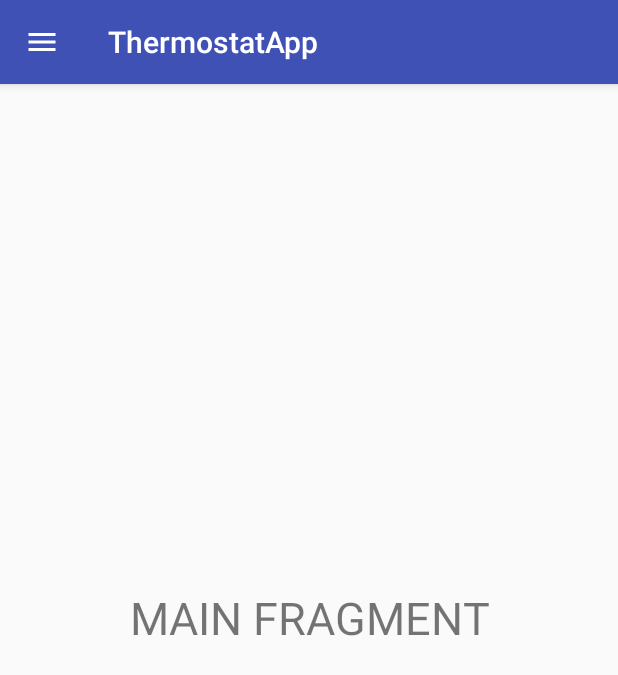
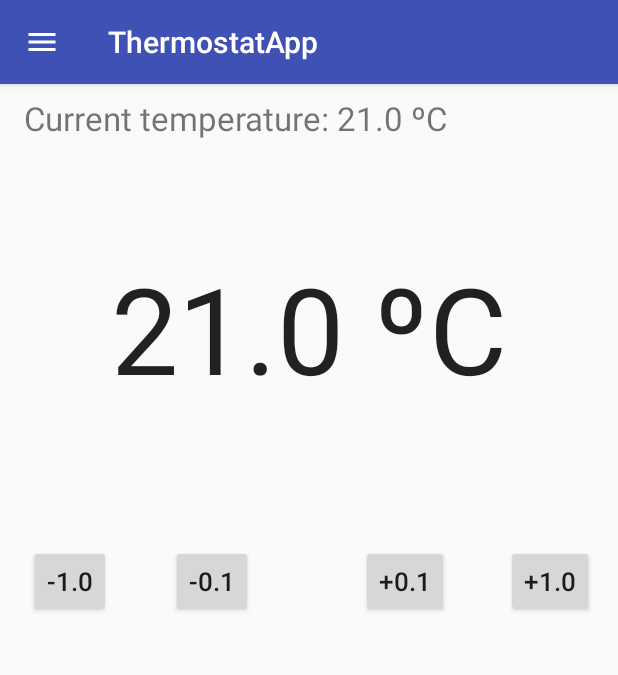
Before and after one commit to AntRolBla/Assignment4HTI, an Android app: the screen it shows after launch (BaseActivity), on a phone screen of 412 x 824 dp. Shown: the top 675 px of the screen. Run offline under Robolectric (Android 15) with nearby library versions, the phone set to English and light mode, and no system bars; our stand-ins replace ButterKnife.

Commit message:
Refactored main activity

```diff
--- a/ThermostatApp/app/build.gradle
+++ b/ThermostatApp/app/build.gradle
@@ -27,4 +27,5 @@ dependencies {
     compile 'com.android.support:design:23.4.0'
     compile 'com.jakewharton:butterknife:8.0.1'
     apt 'com.jakewharton:butterknife-compiler:8.0.1'
+    compile 'com.squareup.retrofit2:retrofit:2.0.2'
 }
--- a/ThermostatApp/app/src/main/AndroidManifest.xml
+++ b/ThermostatApp/app/src/main/AndroidManifest.xml
@@ -2,6 +2,7 @@
 <manifest xmlns:android="http://schemas.android.com/apk/res/android"
     package="a2id40.thermostatapp">
 
+    <uses-permission android:name="android.permission.INTERNET"/>
     <application
         android:allowBackup="true"
         android:icon="@mipmap/ic_launcher"
@@ -9,7 +10,7 @@
         android:supportsRtl="true"
         android:theme="@style/AppTheme">
         <activity
-            android:name=".base.BaseActivity"
+            android:name=".activities.base.BaseActivity"
             android:label="@string/app_name"
             android:theme="@style/AppTheme.NoActionBar">
             <intent-filter>
--- a/ThermostatApp/app/src/main/java/a2id40/thermostatapp/MainPage.java
+++ b/ThermostatApp/app/src/main/java/a2id40/thermostatapp/MainPage.java
@@ -207,5 +207,6 @@ public class MainPage extends AppCompatActivity
         DrawerLayout drawer = (DrawerLayout) findViewById(R.id.drawer_layout);
         drawer.closeDrawer(GravityCompat.START);
         return true;
+
     }
 }
--- a/ThermostatApp/app/src/main/java/a2id40/thermostatapp/base/util/ActivityUtils.java
+++ b/ThermostatApp/app/src/main/java/a2id40/thermostatapp/activities/base/util/ActivityUtils.java
@@ -1,4 +1,4 @@
-package a2id40.thermostatapp.base.util;
+package a2id40.thermostatapp.activities.base.util;
 
 import android.support.annotation.NonNull;
 import android.support.v4.app.Fragment;
--- a/ThermostatApp/app/src/main/java/a2id40/thermostatapp/daynight/DayNightFragment.java
+++ b/ThermostatApp/app/src/main/java/a2id40/thermostatapp/fragments/daynight/DayNightFragment.java
@@ -1,4 +1,4 @@
-package a2id40.thermostatapp.daynight;
+package a2id40.thermostatapp.fragments.daynight;
 
 import android.os.Bundle;
 import android.support.annotation.Nullable;
@@ -8,7 +8,6 @@ import android.view.View;
 import android.view.ViewGroup;
 
 import a2id40.thermostatapp.R;
-import a2id40.thermostatapp.vacation.VacationFragment;
 import butterknife.ButterKnife;
 
 /**
--- a/ThermostatApp/app/src/main/java/a2id40/thermostatapp/main/MainFragment.java
+++ b/ThermostatApp/app/src/main/java/a2id40/thermostatapp/fragments/help/HelpFragment.java
@@ -1,8 +1,8 @@
-package a2id40.thermostatapp.main;
+package a2id40.thermostatapp.fragments.help;
 
-import android.app.Fragment;
 import android.os.Bundle;
 import android.support.annotation.Nullable;
+import android.support.v4.app.Fragment;
 import android.view.LayoutInflater;
 import android.view.View;
 import android.view.ViewGroup;
@@ -14,22 +14,22 @@ import butterknife.ButterKnife;
  * Created by rafael on 6/5/16.
  */
 
-public class MainFragment extends android.support.v4.app.Fragment {
+public class HelpFragment extends Fragment {
 
     //region View Components
 
     //endregion
 
-    public static MainFragment newInstance() {
-        return new MainFragment();
+    public static HelpFragment newInstance() {
+        return new HelpFragment();
     }
 
-    public MainFragment() {}
+    public HelpFragment() {}
 
     @Nullable
     @Override
     public View onCreateView(LayoutInflater inflater, ViewGroup container, Bundle savedInstanceState) {
-        View root  = inflater.inflate(R.layout.fragment_main, container, false);
+        View root  = inflater.inflate(R.layout.fragment_help, container, false);
         ButterKnife.bind(this, root);
         setupView();
         return root;
@@ -39,5 +39,4 @@ public class MainFragment extends android.support.v4.app.Fragment {
 
     }
 
-
 }
--- /dev/null
+++ b/ThermostatApp/app/src/main/java/a2id40/thermostatapp/fragments/main/MainFragment.java
@@ -0,0 +1,110 @@
+package a2id40.thermostatapp.fragments.main;
+
+import android.os.Bundle;
+import android.support.annotation.Nullable;
+import android.view.LayoutInflater;
+import android.view.View;
+import android.view.ViewGroup;
+import android.widget.Button;
+import android.widget.TextView;
+
+import a2id40.thermostatapp.R;
+import butterknife.BindView;
+import butterknife.ButterKnife;
+
+/**
+ * Created by rafael on 6/5/16.
+ */
+
+public class MainFragment extends android.support.v4.app.Fragment implements View.OnClickListener {
+
+    private static final double MIN_TEMPERATURE = 5.0;
+    private static final double MAX_TEMPERATURE = 30.0;
+
+    //region View Components
+
+    @BindView(R.id.fragment_main_info_textview)
+    TextView mInfoTextView;
+
+    @BindView(R.id.fragment_main_temperature_textview)
+    TextView mTemperatureTextView;
+
+    @BindView(R.id.fragment_main_minus1_button)
+    Button mMinus1Button;
+
+    @BindView(R.id.fragment_main_minus01_button)
+    Button mMinus01Button;
+
+    @BindView(R.id.fragment_main_plus01_button)
+    Button mPlus01Button;
+
+    @BindView(R.id.fragment_main_plus1_button)
+    Button mPlus1Button;
+
+    //endregion
+
+    private double mCurrentTemperature = 21.0;
+
+    public static MainFragment newInstance() {
+        return new MainFragment();
+    }
+
+    public MainFragment() {}
+
+    @Nullable
+    @Override
+    public View onCreateView(LayoutInflater inflater, ViewGroup container, Bundle savedInstanceState) {
+        View root  = inflater.inflate(R.layout.fragment_main, container, false);
+        ButterKnife.bind(this, root);
+        setupView();
+        return root;
+    }
+
+    private void setupView() {
+        mInfoTextView.setText(String.format(getString(R.string.fragment_main_info_format), mCurrentTemperature));
+        mTemperatureTextView.setText(String.format(getString(R.string.fragment_main_temp_format), mCurrentTemperature));
+        setupButtons();
+    }
+
+    private void setupButtons() {
+        mMinus1Button.setOnClickListener(this);
+        mMinus01Button.setOnClickListener(this);
+        mPlus01Button.setOnClickListener(this);
+        mPlus1Button.setOnClickListener(this);
+    }
+
+    private void changeTemperature(double amount) {
+        mCurrentTemperature = getTemperatureInRange(mCurrentTemperature, amount);
+        mInfoTextView.setText(String.format(getString(R.string.fragment_main_info_format), mCurrentTemperature));
+        mTemperatureTextView.setText(String.format(getString(R.string.fragment_main_temp_format), mCurrentTemperature));
+    }
+
+    private double getTemperatureInRange(double currentTemp, double amount) {
+        currentTemp = currentTemp + amount;
+        if (currentTemp < MIN_TEMPERATURE) {
+            return MIN_TEMPERATURE;
+        } else if (currentTemp > MAX_TEMPERATURE) {
+            return MAX_TEMPERATURE;
+        } else {
+            return currentTemp;
+        }
+    }
+
+    @Override
+    public void onClick(View v) {
+        switch(v.getId()) {
+            case R.id.fragment_main_minus1_button:
+                changeTemperature(-1.0);
+                break;
+            case R.id.fragment_main_minus01_button:
+                changeTemperature(-0.1);
+                break;
+            case R.id.fragment_main_plus01_button:
+                changeTemperature(0.1);
+                break;
+            case R.id.fragment_main_plus1_button:
+                changeTemperature(1.0);
+                break;
+        }
+    }
+}
--- a/ThermostatApp/app/src/main/java/a2id40/thermostatapp/weekly/WeeklyFragment.java
+++ b/ThermostatApp/app/src/main/java/a2id40/thermostatapp/fragments/vacation/VacationFragment.java
@@ -1,4 +1,4 @@
-package a2id40.thermostatapp.weekly;
+package a2id40.thermostatapp.fragments.vacation;
 
 import android.os.Bundle;
 import android.support.annotation.Nullable;
@@ -8,29 +8,28 @@ import android.view.View;
 import android.view.ViewGroup;
 
 import a2id40.thermostatapp.R;
-import a2id40.thermostatapp.main.MainFragment;
 import butterknife.ButterKnife;
 
 /**
  * Created by rafael on 6/5/16.
  */
 
-public class WeeklyFragment extends Fragment {
+public class VacationFragment extends Fragment {
 
     //region View Components
 
     //endregion
 
-    public static WeeklyFragment newInstance() {
-        return new WeeklyFragment();
+    public static VacationFragment newInstance() {
+        return new VacationFragment();
     }
 
-    public WeeklyFragment() {}
+    public VacationFragment() {}
 
     @Nullable
     @Override
     public View onCreateView(LayoutInflater inflater, ViewGroup container, Bundle savedInstanceState) {
-        View root  = inflater.inflate(R.layout.fragment_weekly, container, false);
+        View root  = inflater.inflate(R.layout.fragment_vacation, container, false);
         ButterKnife.bind(this, root);
         setupView();
         return root;
@@ -39,5 +38,4 @@ public class WeeklyFragment extends Fragment {
     private void setupView() {
 
     }
-
 }
--- a/ThermostatApp/app/src/main/java/a2id40/thermostatapp/vacation/VacationFragment.java
+++ b/ThermostatApp/app/src/main/java/a2id40/thermostatapp/fragments/weekly/WeeklyFragment.java
@@ -1,4 +1,4 @@
-package a2id40.thermostatapp.vacation;
+package a2id40.thermostatapp.fragments.weekly;
 
 import android.os.Bundle;
 import android.support.annotation.Nullable;
@@ -14,22 +14,22 @@ import butterknife.ButterKnife;
  * Created by rafael on 6/5/16.
  */
 
-public class VacationFragment extends Fragment {
+public class WeeklyFragment extends Fragment {
 
     //region View Components
 
     //endregion
 
-    public static VacationFragment newInstance() {
-        return new VacationFragment();
+    public static WeeklyFragment newInstance() {
+        return new WeeklyFragment();
     }
 
-    public VacationFragment() {}
+    public WeeklyFragment() {}
 
     @Nullable
     @Override
     public View onCreateView(LayoutInflater inflater, ViewGroup container, Bundle savedInstanceState) {
-        View root  = inflater.inflate(R.layout.fragment_vacation, container, false);
+        View root  = inflater.inflate(R.layout.fragment_weekly, container, false);
         ButterKnife.bind(this, root);
         setupView();
         return root;
@@ -38,4 +38,5 @@ public class VacationFragment extends Fragment {
     private void setupView() {
 
     }
+
 }
--- a/ThermostatApp/app/src/main/java/a2id40/thermostatapp/help/HelpFragment.java
+++ /dev/null
@@ -1,43 +0,0 @@
-package a2id40.thermostatapp.help;
-
-import android.os.Bundle;
-import android.support.annotation.Nullable;
-import android.support.v4.app.Fragment;
-import android.view.LayoutInflater;
-import android.view.View;
-import android.view.ViewGroup;
-
-import a2id40.thermostatapp.R;
-import a2id40.thermostatapp.daynight.DayNightFragment;
-import butterknife.ButterKnife;
-
-/**
- * Created by rafael on 6/5/16.
- */
-
-public class HelpFragment extends Fragment {
-
-    //region View Components
-
-    //endregion
-
-    public static HelpFragment newInstance() {
-        return new HelpFragment();
-    }
-
-    public HelpFragment() {}
-
-    @Nullable
-    @Override
-    public View onCreateView(LayoutInflater inflater, ViewGroup container, Bundle savedInstanceState) {
-        View root  = inflater.inflate(R.layout.fragment_help, container, false);
-        ButterKnife.bind(this, root);
-        setupView();
-        return root;
-    }
-
-    private void setupView() {
-
-    }
-
-}
--- a/ThermostatApp/app/src/main/res/layout/fragment_main.xml
+++ b/ThermostatApp/app/src/main/res/layout/fragment_main.xml
@@ -1,11 +1,78 @@
 <?xml version="1.0" encoding="utf-8"?>
-<LinearLayout xmlns:android="http://schemas.android.com/apk/res/android"
-    android:orientation="vertical" android:layout_width="match_parent"
-    android:layout_height="match_parent">
+<RelativeLayout xmlns:android="http://schemas.android.com/apk/res/android"
+    xmlns:app="http://schemas.android.com/apk/res-auto"
+    android:layout_width="match_parent"
+    android:layout_height="match_parent"
+    android:paddingBottom="@dimen/activity_vertical_margin"
+    android:paddingLeft="@dimen/activity_horizontal_margin"
+    android:paddingRight="@dimen/activity_horizontal_margin"
+    android:paddingTop="@dimen/activity_vertical_margin"
+    app:layout_behavior="@string/appbar_scrolling_view_behavior">
+
     <TextView
         android:layout_width="match_parent"
-        android:layout_height="match_parent"
-        android:text="MAIN FRAGMENT"
-        android:textSize="30dp"
-        android:gravity="center"/>
-</LinearLayout>
+        android:layout_height="wrap_content"
+        android:text="New Text"
+        android:id="@+id/fragment_main_info_textview"
+        android:textSize="22sp"
+        android:layout_alignParentTop="true"
+        android:layout_centerHorizontal="true"
+        android:layout_alignParentEnd="true"
+        android:layout_alignParentStart="true" />
+
+    <TextView
+        android:layout_width="wrap_content"
+        android:layout_height="wrap_content"
+        android:textAppearance="?android:attr/textAppearanceLarge"
+        android:text="20.1ºC"
+        android:id="@+id/fragment_main_temperature_textview"
+        android:textSize="80sp"
+        android:layout_below="@+id/fragment_main_info_textview"
+        android:layout_centerHorizontal="true"
+        android:layout_marginTop="72dp" />
+
+    <Button
+        style="?android:attr/buttonStyleSmall"
+        android:layout_width="wrap_content"
+        android:layout_height="wrap_content"
+        android:text="@string/fragment_main_minus1_label"
+        android:id="@+id/fragment_main_minus1_button"
+        android:clickable="true"
+        android:enabled="true"
+        android:textSize="17sp"
+        android:layout_alignTop="@+id/fragment_main_minus01_button"
+        android:layout_toStartOf="@+id/fragment_main_minus01_button" />
+
+    <Button
+        style="?android:attr/buttonStyleSmall"
+        android:layout_width="wrap_content"
+        android:layout_height="wrap_content"
+        android:text="@string/fragment_main_minus01_label"
+        android:id="@+id/fragment_main_minus01_button"
+        android:layout_marginTop="91dp"
+        android:layout_marginStart="40dp"
+        android:textSize="17sp"
+        android:layout_below="@+id/fragment_main_temperature_textview"
+        android:layout_alignStart="@+id/fragment_main_temperature_textview" />
+
+    <Button
+        style="?android:attr/buttonStyleSmall"
+        android:layout_width="wrap_content"
+        android:layout_height="wrap_content"
+        android:text="@string/fragment_main_plus01_label"
+        android:id="@+id/fragment_main_plus01_button"
+        android:textSize="17sp"
+        android:layout_alignTop="@+id/fragment_main_minus01_button"
+        android:layout_toStartOf="@+id/fragment_main_plus1_button"
+        android:layout_marginEnd="38dp" />
+
+    <Button
+        style="?android:attr/buttonStyleSmall"
+        android:layout_width="wrap_content"
+        android:layout_height="wrap_content"
+        android:text="@string/fragment_main_plus1_label"
+        android:id="@+id/fragment_main_plus1_button"
+        android:textSize="17sp"
+        android:layout_alignTop="@+id/fragment_main_plus01_button"
+        android:layout_alignEnd="@+id/fragment_main_info_textview" />
+</RelativeLayout>
--- a/ThermostatApp/app/src/main/res/values/dimens.xml
+++ b/ThermostatApp/app/src/main/res/values/dimens.xml
@@ -4,6 +4,6 @@
     <dimen name="nav_header_height">160dp</dimen>
     <!-- Default screen margins, per the Android Design guidelines. -->
     <dimen name="activity_horizontal_margin">16dp</dimen>
-    <dimen name="activity_vertical_margin">16dp</dimen>
+    <dimen name="activity_vertical_margin">64dp</dimen>
     <dimen name="fab_margin">16dp</dimen>
 </resources>
--- a/ThermostatApp/app/src/main/res/values/strings.xml
+++ b/ThermostatApp/app/src/main/res/values/strings.xml
@@ -11,4 +11,10 @@
     <string name="activity_base_drawer_help">Help</string>
     <string name="activity_base_drawer_header_title">Thermostat App</string>
     <string name="activity_base_drawer_main">Main</string>
+    <string name="fragment_main_minus1_label">-1.0</string>
+    <string name="fragment_main_minus01_label">-0.1</string>
+    <string name="fragment_main_plus01_label">+0.1</string>
+    <string name="fragment_main_plus1_label">+1.0</string>
+    <string name="fragment_main_info_format">Current temperature: %.1f ºC</string>
+    <string name="fragment_main_temp_format">%.1f ºC</string>
 </resources>
```
Also changed, not shown: ThermostatApp/app/src/main/java/a2id40/thermostatapp/activities/base/BaseActivity.java (renamed from ThermostatApp/app/src/main/java/a2id40/thermostatapp/base/BaseActivity.java, +7 -7 lines).
